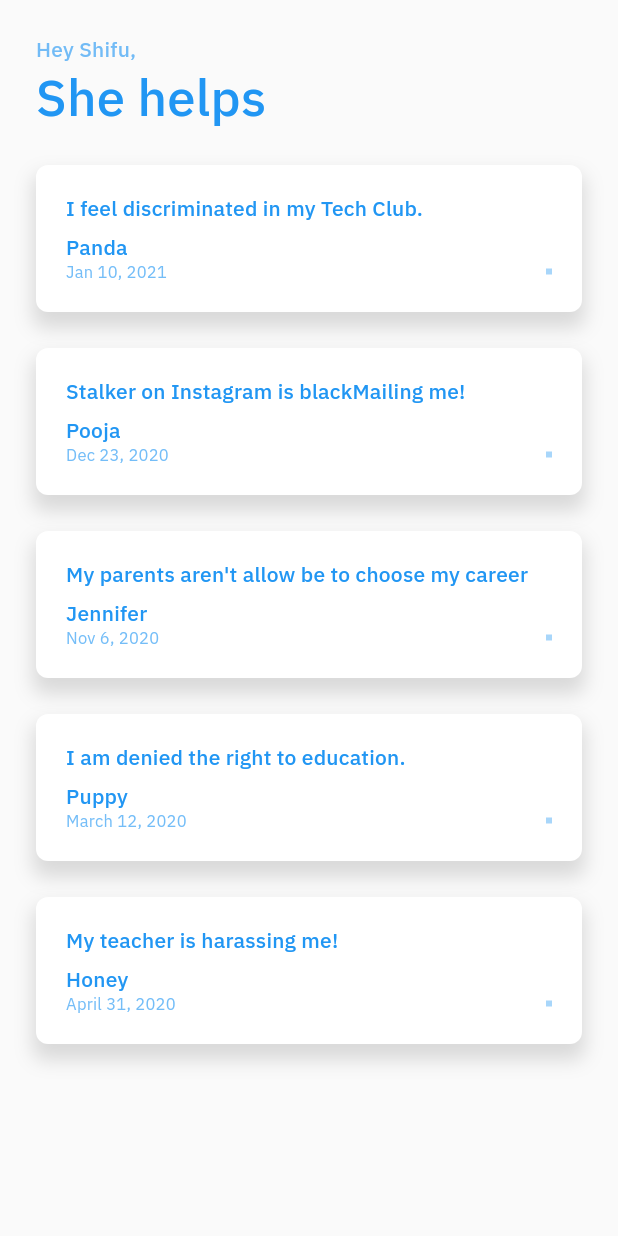
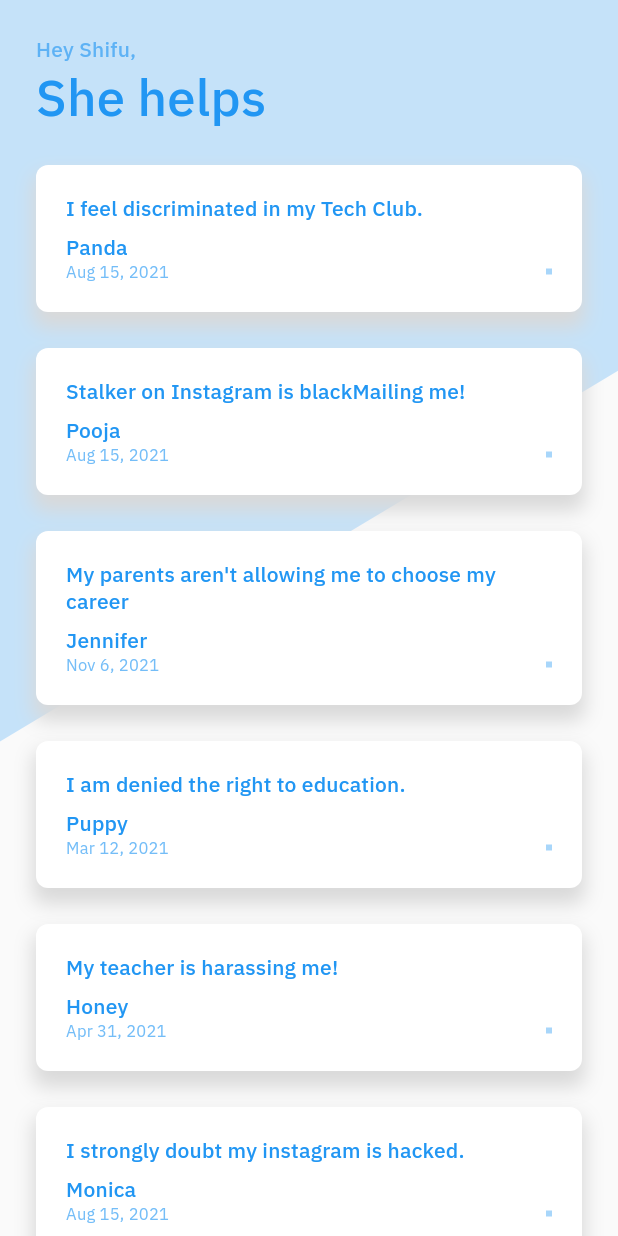
Before and after one commit to shametha/WoMentr, a Flutter app: the screen it shows after launch, after a tap on "LOGIN", after a tap on "She Helps", on a phone screen of 412 x 824 dp. Run offline on Flutter 3.47's test engine with Material 2 defaults, Android fonts, the phone set to English and light mode, and no system bars; our stand-ins replace cloud_firestore, firebase_core, google_fonts, material_design_icons_flutter; accounts and stored records are empty.

Commit message:
UI details

```diff
--- a/lib/screens/ViewQuestions.dart
+++ b/lib/screens/ViewQuestions.dart
@@ -1,7 +1,6 @@
 import 'package:womentr/SizeConfig.dart';
 import 'package:flutter/material.dart';
 import 'package:womentr/screens/SpecificQuestion.dart';
-//import 'package:womentr/screens/SpecificQuestion.dart';
 import '../../AppTheme.dart';
 
 class CategoryQuestion extends StatefulWidget {
@@ -23,7 +22,15 @@ class _CategoryQuestionState extends State<CategoryQuestion> {
         debugShowCheckedModeBanner: false,
         home: SafeArea(
           child: Scaffold(
-              body: ListView(
+              body: Stack(
+                children: [
+                  ClipPath(
+                    clipper: _MyCustomClipper(context),
+                    child: Container(
+                      alignment: Alignment.center,
+                      color: themeData.colorScheme.background.withOpacity(0.5),
+                    )),
+                  ListView(
                           padding: EdgeInsets.all(24),
                           children: <Widget>[
                 Container(
@@ -45,31 +52,37 @@ class _CategoryQuestionState extends State<CategoryQuestion> {
                 ),
                 _singleNews(
                   author: "Panda",
-                date: "Jan 10, 2021",
+                  date: "Aug 15, 2021",
                   headline: "I feel discriminated in my Tech Club.",
                 ),
                 _singleNews(
                   author: "Pooja",
-                date: "Dec 23, 2020",
+                  date: "Aug 15, 2021",
                   headline: "Stalker on Instagram is blackMailing me!",
                 ),
                 _singleNews(
                   author: "Jennifer",
-                date: "Nov 6, 2020",
-                headline: "My parents aren't allow be to choose my career",
+                  date: "Nov 6, 2021",
+                  headline: "My parents aren't allowing me to choose my career",
                 ),
                 _singleNews(
                   author: "Puppy",
-                date: "March 12, 2020",
+                  date: "Mar 12, 2021",
                   headline: "I am denied the right to education.",
                 ),
                 _singleNews(
                   author: "Honey",
-                date: "April 31, 2020",
+                  date: "Apr 31, 2021",
                   headline: "My teacher is harassing me!",
                 ),
+                _singleNews(
+                  author: "Monica",
+                  date: "Aug 15, 2021",
+                  headline: "I strongly doubt my instagram is hacked.",
+                ),
                           ],
-          )),
+                        ),
+                ])),
         ));
   }
 
@@ -149,3 +162,25 @@ class _CategoryQuestionState extends State<CategoryQuestion> {
     );
   }
 }
+
+class _MyCustomClipper extends CustomClipper<Path> {
+  final BuildContext _context;
+
+  _MyCustomClipper(this._context);
+
+  @override
+  Path getClip(Size size) {
+    final path = Path();
+    Size size = MediaQuery.of(_context).size;
+    path.lineTo(size.width, 0);
+    path.lineTo(size.width, size.height * 0.3);
+    path.lineTo(0, size.height * 0.6);
+    path.close();
+    return path;
+  }
+
+  @override
+  bool shouldReclip(CustomClipper oldClipper) {
+    return false;
+  }
+}
```
Also changed, not shown: lib/screens/SpecificQuestion.dart (+79 -5 lines). Lines whose indentation alone changed are shown as unchanged.
